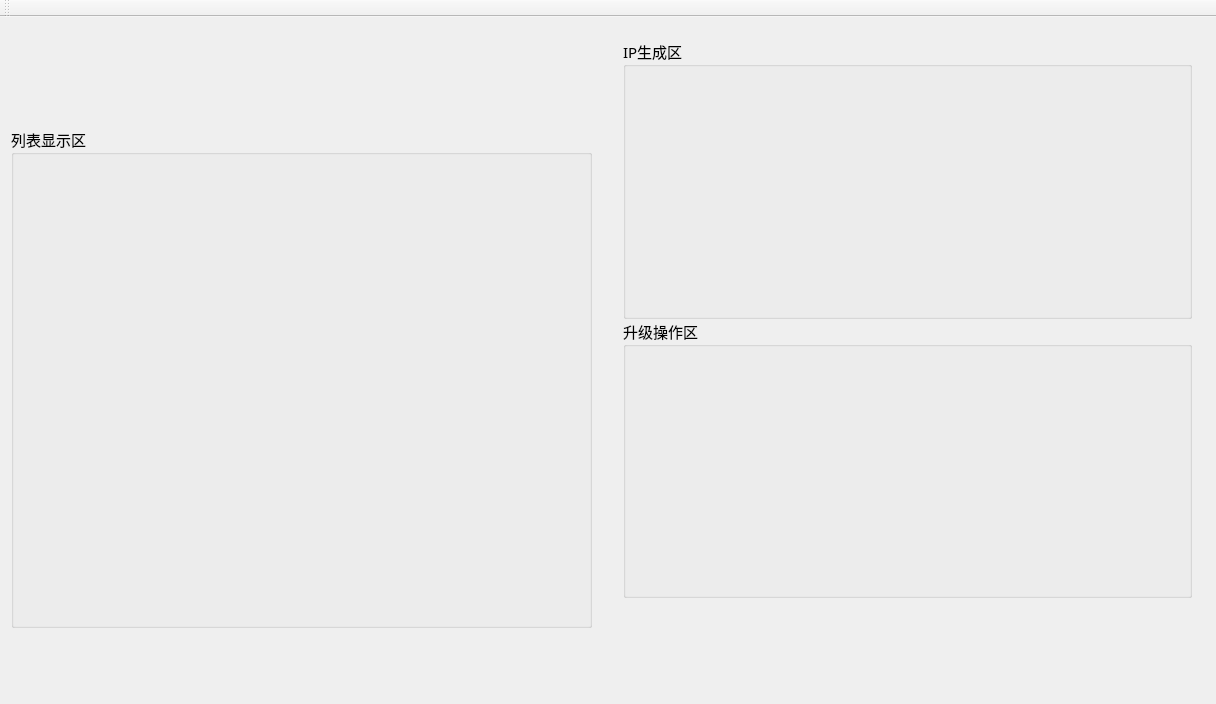
This is NetUpgradeTool/mainwindow.ui in ChinaClever/CleverTool as Qt 5 draws it before an edit. The edited form follows.
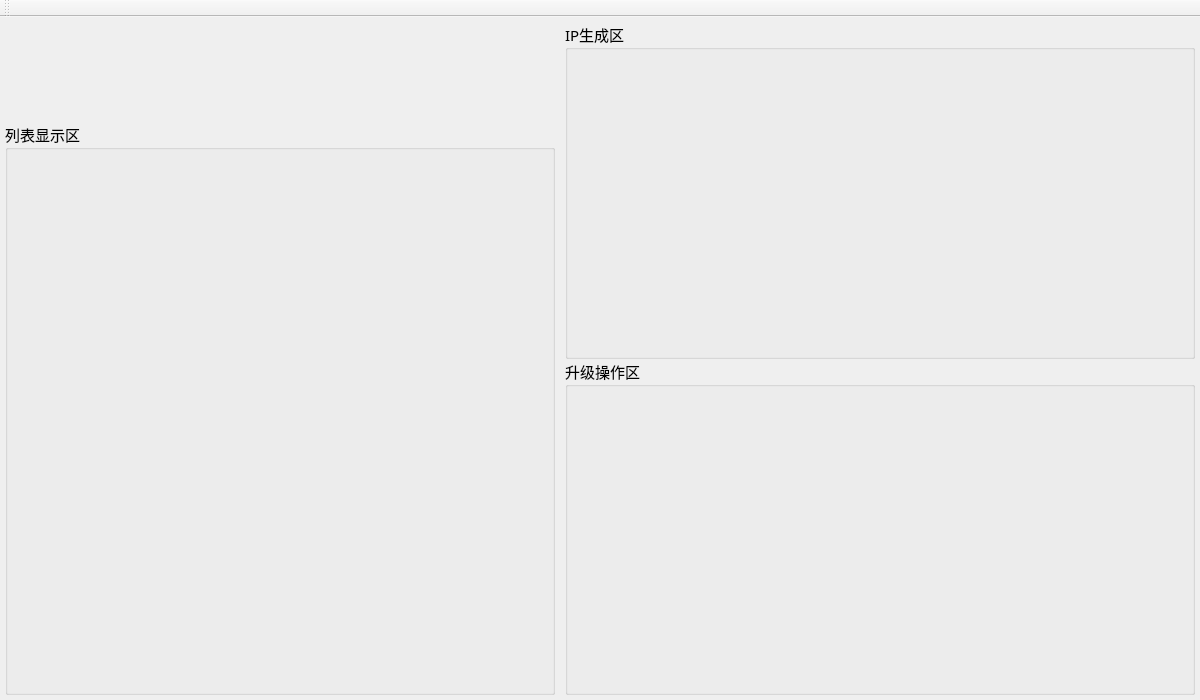
This is the edited form. Icons and pictures are not drawn.

Commit message: 更改升级软件界面

```diff
--- a/NetUpgradeTool/mainwindow.ui
+++ b/NetUpgradeTool/mainwindow.ui
@@ -6,20 +6,20 @@
    <rect>
     <x>0</x>
     <y>0</y>
-    <width>1216</width>
-    <height>704</height>
+    <width>1200</width>
+    <height>700</height>
    </rect>
   </property>
   <property name="minimumSize">
    <size>
-    <width>1216</width>
-    <height>704</height>
+    <width>1200</width>
+    <height>700</height>
    </size>
   </property>
   <property name="maximumSize">
    <size>
-    <width>1216</width>
-    <height>704</height>
+    <width>1200</width>
+    <height>700</height>
    </size>
   </property>
   <property name="sizeIncrement">
@@ -45,30 +45,78 @@
    <string>我们不一样</string>
   </property>
   <widget class="QWidget" name="centralWidget">
+   <layout class="QHBoxLayout" name="horizontalLayout_2" stretch="3,4">
+    <property name="spacing">
+     <number>0</number>
+    </property>
+    <property name="leftMargin">
+     <number>0</number>
+    </property>
+    <property name="topMargin">
+     <number>0</number>
+    </property>
+    <property name="rightMargin">
+     <number>0</number>
+    </property>
+    <property name="bottomMargin">
+     <number>0</number>
+    </property>
+    <item>
+     <layout class="QVBoxLayout" name="verticalLayout_2">
+      <property name="spacing">
+       <number>0</number>
+      </property>
+      <property name="leftMargin">
+       <number>5</number>
+      </property>
+      <property name="topMargin">
+       <number>5</number>
+      </property>
+      <property name="rightMargin">
+       <number>5</number>
+      </property>
+      <property name="bottomMargin">
+       <number>5</number>
+      </property>
+      <item>
+       <widget class="QWidget" name="devWid" native="true">
+        <property name="sizePolicy">
+         <sizepolicy hsizetype="Fixed" vsizetype="Fixed">
+          <horstretch>0</horstretch>
+          <verstretch>0</verstretch>
+         </sizepolicy>
+        </property>
+        <property name="minimumSize">
+         <size>
+          <width>550</width>
+          <height>100</height>
+         </size>
+        </property>
+        <property name="maximumSize">
+         <size>
+          <width>550</width>
+          <height>100</height>
+         </size>
+        </property>
+       </widget>
+      </item>
+      <item>
    <widget class="QGroupBox" name="group">
-    <property name="geometry">
-     <rect>
-      <x>11</x>
-      <y>110</y>
-      <width>581</width>
-      <height>501</height>
-     </rect>
-    </property>
     <property name="title">
      <string>列表显示区</string>
     </property>
     <layout class="QGridLayout" name="gridLayout">
      <property name="leftMargin">
-      <number>0</number>
+          <number>5</number>
      </property>
      <property name="topMargin">
-      <number>0</number>
+          <number>5</number>
      </property>
      <property name="rightMargin">
-      <number>0</number>
+          <number>5</number>
      </property>
      <property name="bottomMargin">
-      <number>0</number>
+          <number>5</number>
      </property>
      <property name="spacing">
       <number>0</number>
@@ -76,7 +124,7 @@
      <item row="0" column="0">
       <layout class="QHBoxLayout" name="horizontalLayout">
        <property name="spacing">
-        <number>0</number>
+            <number>6</number>
        </property>
        <item>
         <widget class="QWidget" name="ipsTabWid" native="true"/>
@@ -91,35 +139,26 @@
      </item>
     </layout>
    </widget>
-   <widget class="QWidget" name="devWid" native="true">
-    <property name="geometry">
-     <rect>
-      <x>20</x>
-      <y>0</y>
-      <width>561</width>
-      <height>100</height>
-     </rect>
-    </property>
-    <property name="maximumSize">
-     <size>
-      <width>16777215</width>
-      <height>100</height>
-     </size>
-    </property>
-   </widget>
-   <widget class="QWidget" name="layoutWidget">
-    <property name="geometry">
-     <rect>
-      <x>612</x>
-      <y>11</y>
-      <width>591</width>
-      <height>581</height>
-     </rect>
-    </property>
+      </item>
+     </layout>
+    </item>
+    <item>
     <layout class="QVBoxLayout" name="verticalLayout">
      <property name="spacing">
       <number>0</number>
      </property>
+      <property name="leftMargin">
+       <number>5</number>
+      </property>
+      <property name="topMargin">
+       <number>5</number>
+      </property>
+      <property name="rightMargin">
+       <number>5</number>
+      </property>
+      <property name="bottomMargin">
+       <number>5</number>
+      </property>
      <item>
       <widget class="QGroupBox" name="ipWid">
        <property name="title">
@@ -135,7 +174,8 @@
       </widget>
      </item>
     </layout>
-   </widget>
+    </item>
+   </layout>
   </widget>
   <widget class="QToolBar" name="mainToolBar">
    <property name="windowTitle">
```
Left out of the diff: 4 changed lines with no effect on the pictures. Lines whose indentation alone changed are shown as unchanged. The commit also changes 1 other file.
